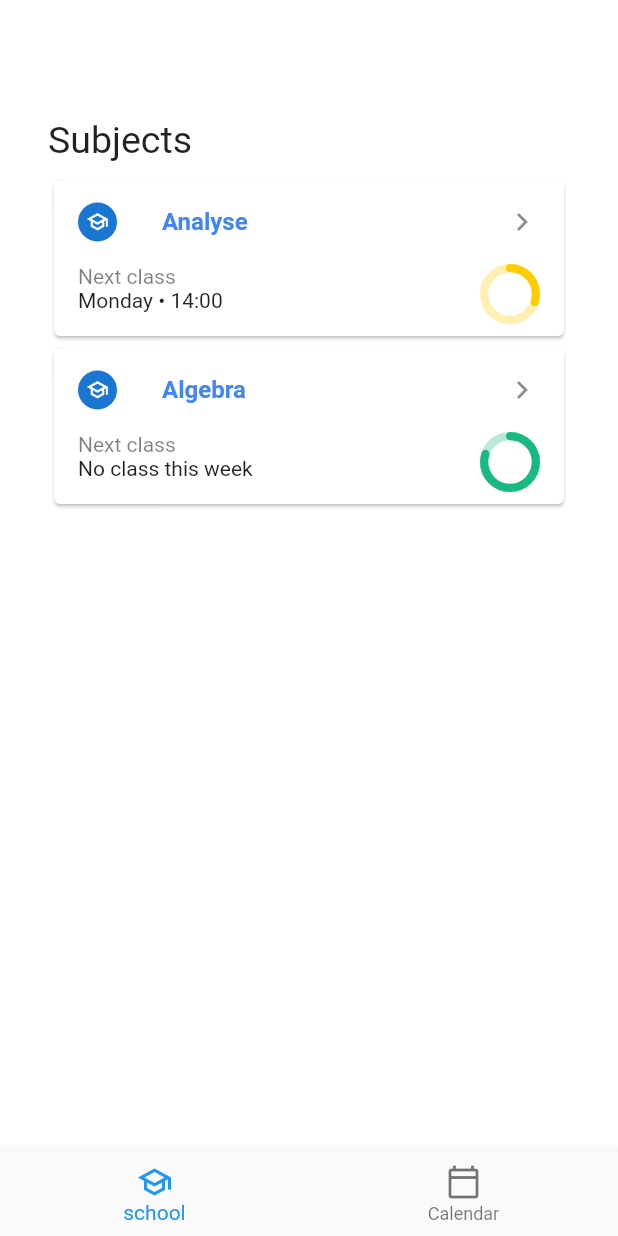
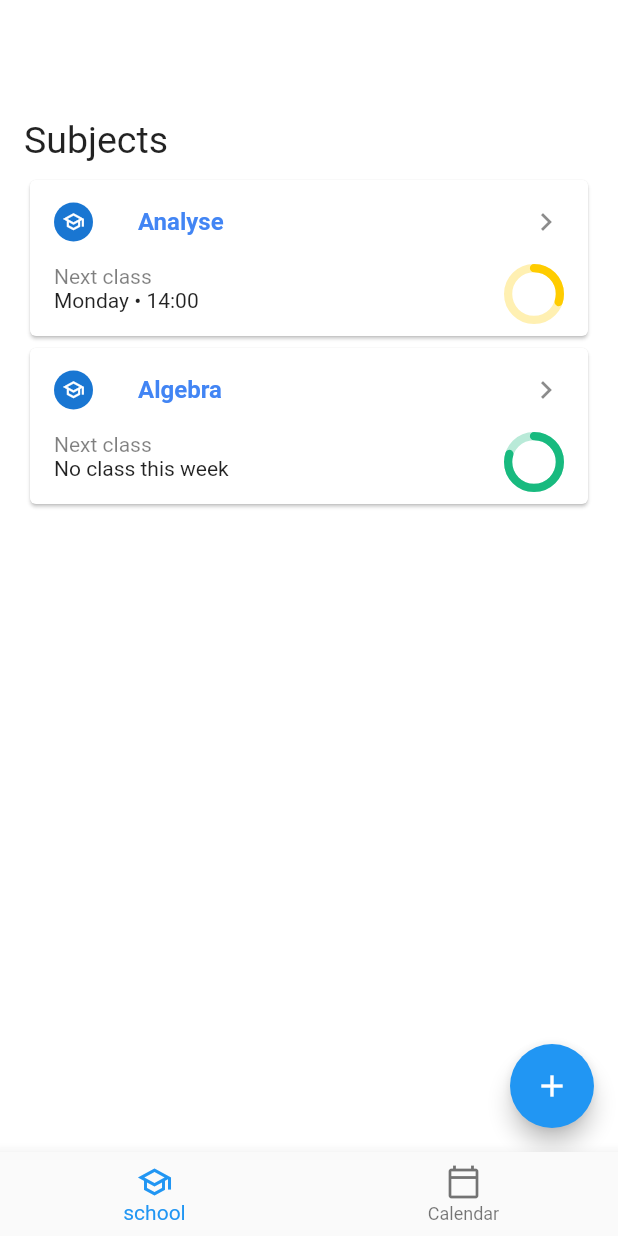
Before and after one commit to OsamaBinNaughty-hub/Hippo2.0, a Flutter app: the screen it shows after launch, on a phone screen of 412 x 824 dp. Run offline on Flutter 3.47's test engine with Material 2 defaults, Android fonts, the phone set to English and light mode, and no system bars; drawn by our look-alikes of flutter_speed_dial, percent_indicator; our stand-ins replace get_it; project files that could hold a hidden picture were left out.

Commit message:
SpeedDial FAB in subjects

```diff
--- a/hippo_v2/lib/view/page/subjects_page.dart
+++ b/hippo_v2/lib/view/page/subjects_page.dart
@@ -4,6 +4,7 @@ import 'package:hippo_v2/controller/subjects_page_controller.dart';
 import 'package:hippo_v2/view/widget/base_view.dart';
 import 'package:hippo_v2/view/widget/circle_avatar_icon.dart';
 import 'package:percent_indicator/circular_percent_indicator.dart';
+import 'package:flutter_speed_dial/flutter_speed_dial.dart';
 
 class SubjectsPage extends StatefulWidget {
   const SubjectsPage({Key? key}) : super(key: key);
@@ -13,6 +14,7 @@ class SubjectsPage extends StatefulWidget {
 }
 
 class _SubjectsPageState extends State<SubjectsPage> {
+  var isDialOpen = ValueNotifier<bool>(false);
   @override
   Widget build(BuildContext context) {
     return BaseView<SubjectsPageController>(
@@ -41,7 +43,7 @@ class _SubjectsPageState extends State<SubjectsPage> {
                       physics: AlwaysScrollableScrollPhysics(),
                       padding: EdgeInsets.fromLTRB(0, 15.0, 0, 30.0),
                       child: Padding(
-                        padding: const EdgeInsets.fromLTRB(32, 64, 32, 16),
+                        padding: const EdgeInsets.fromLTRB(16, 64, 16, 16),
                         child: Column(
                           crossAxisAlignment: CrossAxisAlignment.start,
                           children: [
@@ -52,6 +54,10 @@ class _SubjectsPageState extends State<SubjectsPage> {
                             SizedBox(height: 8,),
                             Card(
                               clipBehavior: Clip.antiAlias,
+                              child: InkWell(
+                                onTap: (){},
+                                child: Container(
+                                  width: double.infinity,
                                   child: Column(
                                     children: [
                                       ListTile(
@@ -91,6 +97,8 @@ class _SubjectsPageState extends State<SubjectsPage> {
                                         ),
                                       ),
                                     ],
+                                  ),
+                                ),
                               ),
                             ),
                             Card(
@@ -146,6 +154,49 @@ class _SubjectsPageState extends State<SubjectsPage> {
               ),
             ),
           ),
+          floatingActionButton: SpeedDial(
+            icon: Icons.add,
+            activeIcon: Icons.close,
+            spacing: 3,
+            spaceBetweenChildren: 4,
+            visible: true,
+            curve: Curves.bounceInOut,
+            children: [
+              SpeedDialChild(
+                child: Icon(Icons.school_outlined, color: Colors.white,),
+                backgroundColor: Color(0xff4285F4),
+                onTap: (){
+                  //TODO: add subject
+                },
+                label: "Subject",
+                labelStyle:
+                TextStyle(fontWeight: FontWeight.w500, color: Colors.white),
+                labelBackgroundColor: Colors.black,
+              ),
+              SpeedDialChild(
+                child: Icon(Icons.emoji_events_outlined, color: Colors.white,),
+                backgroundColor: Color(0xff4285F4),
+                onTap: (){
+                  //TODO: add grade
+                },
+                label: "Grade",
+                labelStyle:
+                TextStyle(fontWeight: FontWeight.w500, color: Colors.white),
+                labelBackgroundColor: Colors.black,
+              ),
+              SpeedDialChild(
+                child: Icon(Icons.science_outlined, color: Colors.white,),
+                backgroundColor: Color(0xff4285F4),
+                onTap: (){
+                  //TODO: import from uni
+                },
+                label: "Import from University",
+                labelStyle:
+                TextStyle(fontWeight: FontWeight.w500, color: Colors.white),
+                labelBackgroundColor: Colors.black,
+              ),
+            ],
+          ),
         );
       },
     );
--- a/hippo_v2/pubspec.yaml
+++ b/hippo_v2/pubspec.yaml
@@ -31,6 +31,7 @@ dependencies:
   get_it: ^7.2.0
   provider: ^6.0.0
   percent_indicator: ^3.0.1
+  flutter_speed_dial: ^4.3.0
 
   # firebase plugins
   #firebase_core: ^0.7.0
```
Also changed, not shown: hippo_v2/pubspec.lock. Lines whose indentation alone changed are shown as unchanged.
